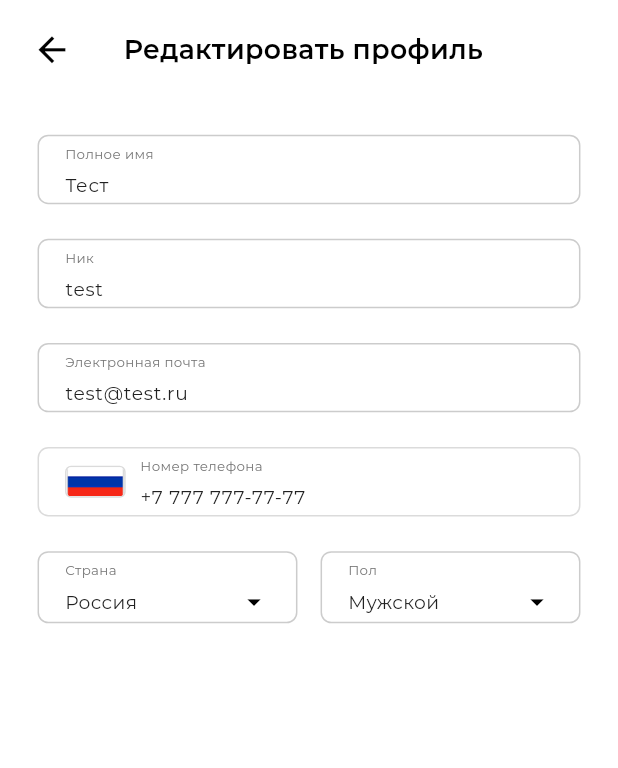
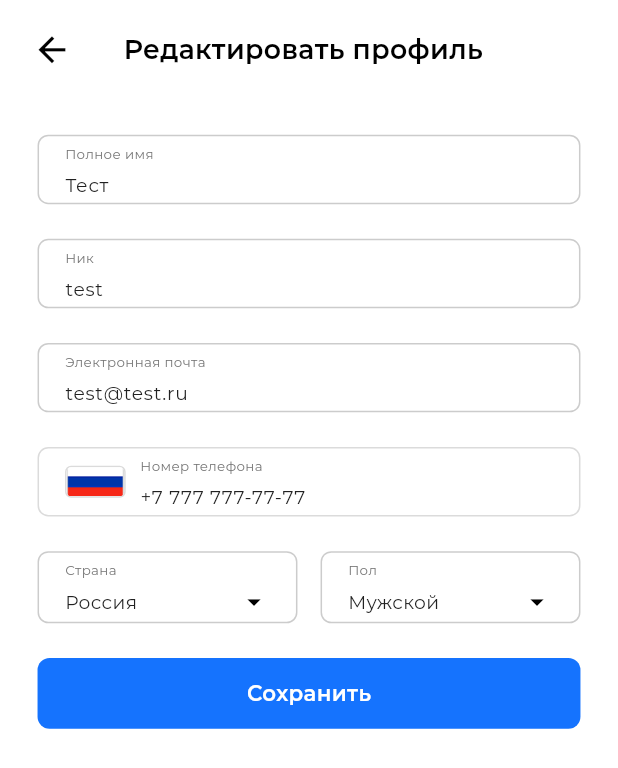
Before and after one commit to gadzhilaev/smile_ai, a Flutter app: the ProfileScreen screen opened directly, after a tap on "Учетная запись", on a phone screen of 412 x 824 dp. Shown: the top 768 px of the screen. Run offline on Flutter 3.47's test engine with Material 3 defaults, Android fonts, the phone set to English and light mode, and no system bars; project files that could hold a hidden picture were left out.

Commit message:
настройка экрана редактор профиля

```diff
--- a/lib/screens/account_screen.dart
+++ b/lib/screens/account_screen.dart
@@ -2,6 +2,7 @@ import 'package:flutter/material.dart';
 import 'package:flutter/services.dart';
 
 import '../settings/style.dart';
+import '../services/profile_service.dart';
 
 class AccountScreen extends StatefulWidget {
   const AccountScreen({super.key});
@@ -27,14 +28,37 @@ class _AccountScreenState extends State<AccountScreen> {
   String? _selectedCountry = 'russia';
   String? _selectedGender = 'male';
 
+  void _saveProfileData() {
+    // Сохраняем данные в сервис
+    ProfileService.instance.updateProfile(
+      fullName: _fullNameController.text.trim(),
+      username: _usernameController.text.trim(),
+      email: _emailController.text.trim(),
+      phone: _phoneController.text.trim(),
+      country: _selectedCountry,
+      gender: _selectedGender,
+    );
+
+    // Возвращаемся назад и обновляем профиль
+    Navigator.of(context).pop(true);
+  }
+
   @override
   void initState() {
     super.initState();
-    // Предзаполняем данные пользователя
-    _fullNameController.text = 'Тест';
-    _usernameController.text = 'test';
-    _emailController.text = 'test@test.ru'; // Email пользователя
-    _phoneController.text = '+7 777 777-77-77'; // Номер телефона все 7
+    // Загружаем данные из сервиса
+    _loadProfileData();
+  }
+
+  void _loadProfileData() {
+    final profileService = ProfileService.instance;
+    _fullNameController.text = profileService.fullName;
+    _usernameController.text = profileService.username;
+    _emailController.text = profileService.email;
+    _phoneController.text = profileService.phone;
+    _selectedCountry = profileService.country;
+    _selectedGender = profileService.gender;
+    setState(() {}); // Обновляем состояние для выпадающих списков
   }
 
   @override
@@ -178,6 +202,30 @@ class _AccountScreenState extends State<AccountScreen> {
                         ],
                       ),
                     ],
+                  ),
+                ),
+                SizedBox(height: scaleHeight(26)),
+                // Кнопка Сохранить
+                Padding(
+                  padding: EdgeInsets.symmetric(horizontal: scaleWidth(26)),
+                  child: InkWell(
+                    onTap: () {
+                      _saveProfileData();
+                    },
+                    child: Container(
+                      width: scaleWidth(376),
+                      height: scaleHeight(53),
+                      decoration: BoxDecoration(
+                        color: const Color(0xFF1573FE),
+                        borderRadius: BorderRadius.circular(scaleHeight(9)),
+                      ),
+                      alignment: Alignment.center,
+                      child: Text(
+                        'Сохранить',
+                        style: AppTextStyle.screenTitle(scaleHeight(16),
+                            color: Colors.white),
+                      ),
+                    ),
                   ),
                 ),
                 SizedBox(height: scaleHeight(40)),
--- a/lib/screens/home_screen.dart
+++ b/lib/screens/home_screen.dart
@@ -46,6 +46,7 @@ class _HomeScreenState extends State<HomeScreen> {
       _templatesScreenKey++; // Обновляем ключ для пересоздания TemplatesScreen
     });
   }
+
 
   @override
   Widget build(BuildContext context) {
--- a/lib/screens/profile_screen.dart
+++ b/lib/screens/profile_screen.dart
@@ -2,6 +2,7 @@ import 'package:flutter/material.dart';
 import '../settings/style.dart';
 
 import '../widgets/custom_refresh_indicator.dart';
+import '../services/profile_service.dart';
 import 'account_screen.dart';
 
 class ProfileScreen extends StatefulWidget {
@@ -20,8 +21,8 @@ class _ProfileScreenState extends State<ProfileScreen> {
     // Сбрасываем позицию прокрутки для полной перестройки страницы
     if (mounted) {
       _scrollController.jumpTo(0);
+      setState(() {}); // Обновляем UI с новыми данными из сервиса
     }
-    // Здесь будет логика обновления данных профиля
     await Future.delayed(const Duration(milliseconds: 500));
   }
 
@@ -76,7 +77,7 @@ class _ProfileScreenState extends State<ProfileScreen> {
                         // Имя пользователя
                         Center(
                           child: Text(
-                            'Имя пользователя',
+                            ProfileService.instance.fullName,
                             style: AppTextStyle.interMedium(scaleHeight(28)),
                           ),
                         ),
@@ -84,7 +85,7 @@ class _ProfileScreenState extends State<ProfileScreen> {
                         // Email и телефон
                         Center(
                           child: Text(
-                            'gmsillk@gmail.com | +7 989 470-00-00',
+                            '${ProfileService.instance.email} | ${ProfileService.instance.phone}',
                             style: AppTextStyle.bodyText(scaleHeight(15)),
                           ),
                         ),
@@ -118,13 +119,17 @@ class _ProfileScreenState extends State<ProfileScreen> {
                           ),
                           child: Column(
                             children: [
-                              InkWell(
-                                onTap: () {
-                                  Navigator.of(context).push(
+                                InkWell(
+                                onTap: () async {
+                                  final result = await Navigator.of(context).push(
                                     MaterialPageRoute(
                                       builder: (context) => const AccountScreen(),
                                     ),
                                   );
+                                  // Обновляем экран если данные были сохранены
+                                  if (result == true && mounted) {
+                                    setState(() {});
+                                  }
                                 },
                                 child: _ProfileMenuItem(
                                   iconPath: 'assets/profile_icons/profile_person.png',
--- /dev/null
+++ b/lib/services/profile_service.dart
@@ -0,0 +1,54 @@
+class ProfileService {
+  static ProfileService? _instance;
+  static ProfileService get instance {
+    _instance ??= ProfileService._();
+    return _instance!;
+  }
+
+  ProfileService._();
+
+  // Данные профиля
+  String _fullName = 'Тест';
+  String _username = 'test';
+  String _email = 'test@test.ru';
+  String _phone = '+7 777 777-77-77';
+  String _country = 'russia';
+  String _gender = 'male';
+
+  // Getters
+  String get fullName => _fullName;
+  String get username => _username;
+  String get email => _email;
+  String get phone => _phone;
+  String get country => _country;
+  String get gender => _gender;
+
+  // Метод для обновления данных профиля
+  void updateProfile({
+    String? fullName,
+    String? username,
+    String? email,
+    String? phone,
+    String? country,
+    String? gender,
+  }) {
+    if (fullName != null) _fullName = fullName;
+    if (username != null) _username = username;
+    if (email != null) _email = email;
+    if (phone != null) _phone = phone;
+    if (country != null) _country = country;
+    if (gender != null) _gender = gender;
+  }
+
+  // Метод для получения всех данных
+  Map<String, String> getAllData() {
+    return {
+      'fullName': _fullName,
+      'username': _username,
+      'email': _email,
+      'phone': _phone,
+      'country': _country,
+      'gender': _gender,
+    };
+  }
+}
```
Also changed, not shown: 2 other files.
